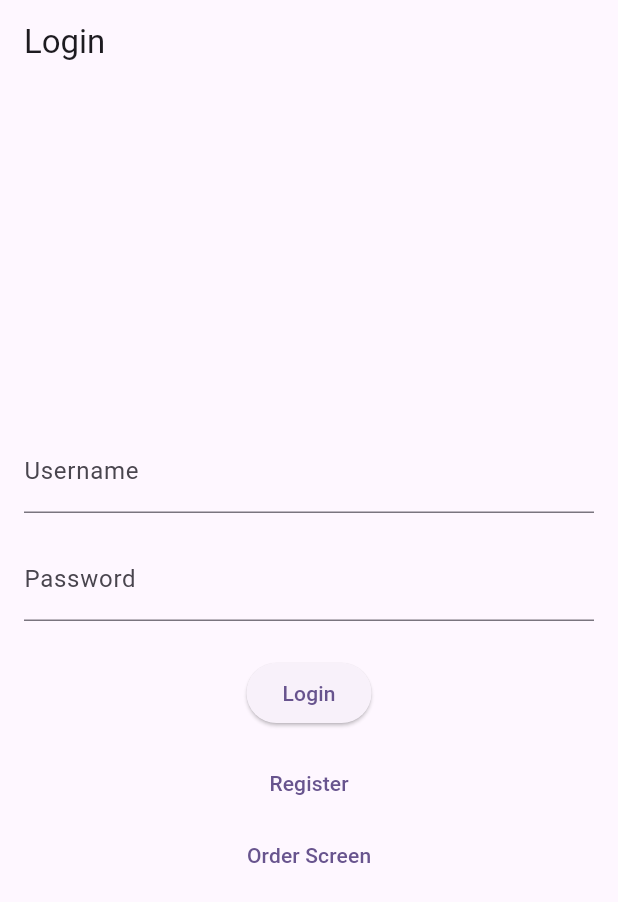
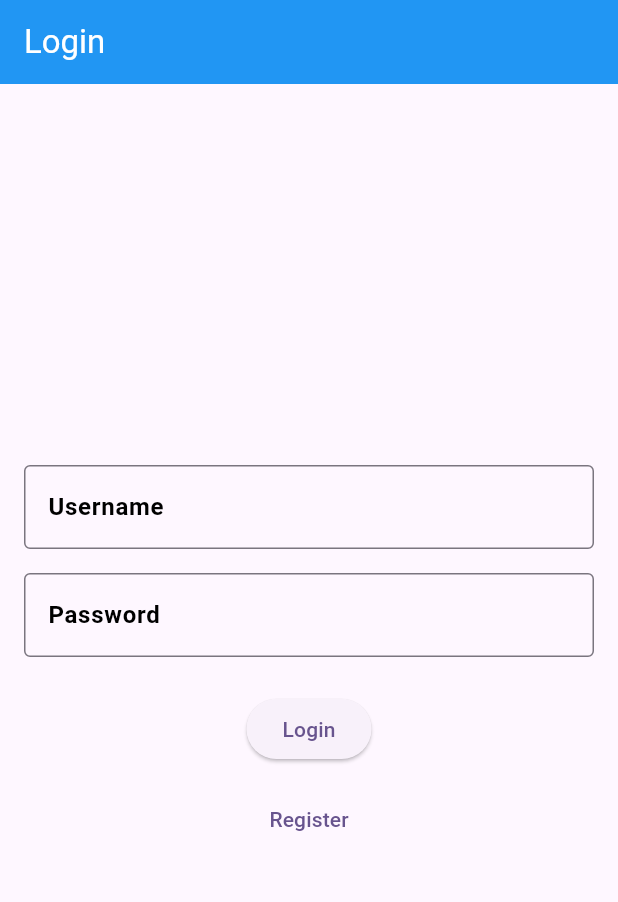
Before and after one commit to K-gultom/projek_akhir_pcs, a Flutter app: the screen it shows after launch, on a phone screen of 412 x 824 dp. Shown: the top 902 px of the screen. Run offline on Flutter 3.47's test engine with Material 2 defaults, Android fonts, the phone set to English and light mode, and no system bars.

Commit message:
update home & login

```diff
--- a/projek_pcs/lib/Screen/login.dart
+++ b/projek_pcs/lib/Screen/login.dart
@@ -9,7 +9,9 @@ class LoginPage extends StatelessWidget {
   Widget build(BuildContext context) {
     return Scaffold(
       appBar: AppBar(
-        title: Text('Login'),
+        title: Text('Login',
+        style: TextStyle(color: Colors.white),),
+        backgroundColor: Colors.blue,
       ),
       body: Container(
         padding: EdgeInsets.all(16.0),
@@ -19,6 +21,11 @@ class LoginPage extends StatelessWidget {
             TextFormField(
               decoration: InputDecoration(
                 labelText: 'Username',
+                labelStyle: TextStyle(
+                  color: Colors.black,
+                  fontWeight: FontWeight.bold,
+                ),
+                border: OutlineInputBorder(),
               ),
             ),
             SizedBox(height: 16.0),
@@ -26,6 +33,11 @@ class LoginPage extends StatelessWidget {
               obscureText: true,
               decoration: InputDecoration(
                 labelText: 'Password',
+                labelStyle: TextStyle(
+                  color: Colors.black,
+                  fontWeight: FontWeight.bold,
+                ),
+                border: OutlineInputBorder(),
               ),
             ),
             SizedBox(height: 24.0),
@@ -53,17 +65,18 @@ class LoginPage extends StatelessWidget {
               child: Text('Register'),
             ),
             // =========================================================
-            TextButton(
-              onPressed: () {
-                Navigator.push(
-                  context,
-                  MaterialPageRoute(
-                    builder: (context) => OrderPage(),
-                  ),
-                );
-              },
-              child: Text('Order Screen'),
-            ),
+            // TextButton(
+            //   onPressed: () {
+            //     Navigator.push(
+            //       context,
+            //       MaterialPageRoute(
+            //         builder: (context) => OrderPage(),
+            //       ),
+            //     );
+
+            //   },
+            //   child: Text('Order Screen'),
+            // ),
             // =========================================================
 
           ],
```
Also changed, not shown: projek_pcs/lib/Screen/home.dart (+48 -31 lines).
